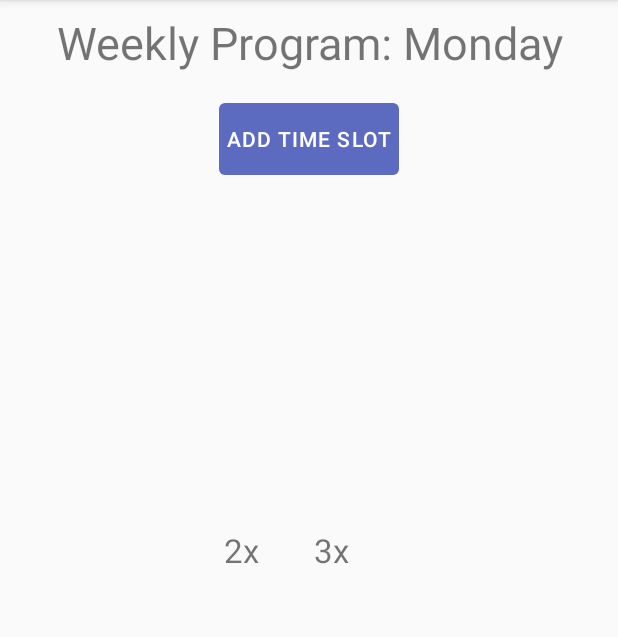
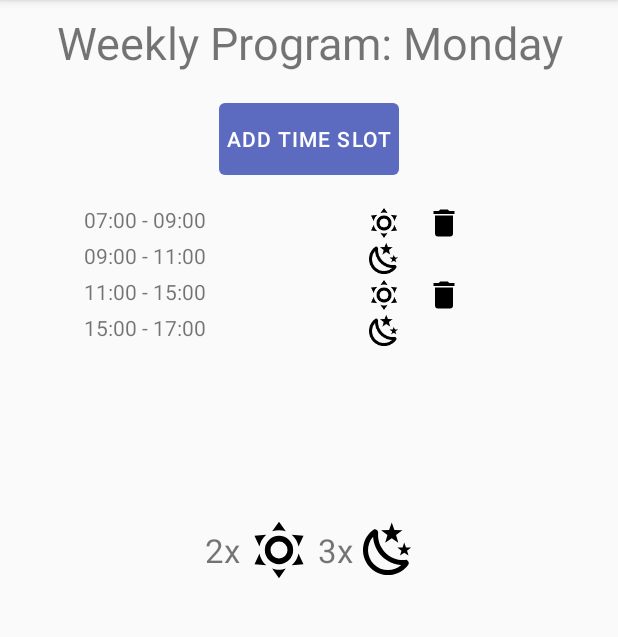
Before and after one commit to AntRolBla/Assignment4HTI, an Android app: the fragment WeeklyDayFragment placed in its activity, on a phone screen of 412 x 824 dp, the part 84-721 px from its top. Run offline under Robolectric (Android 15) with nearby library versions, the phone set to English and light mode, and no system bars; our stand-ins replace ButterKnife; 1 statement that could not run was skipped.

Commit message:
Partial results

```diff
--- /dev/null
+++ b/ThermostatApp/app/src/main/java/a2id40/thermostatapp/fragments/weekly/Models/TimeslotModel.java
@@ -0,0 +1,23 @@
+package a2id40.thermostatapp.fragments.weekly.Models;
+
+/**
+ * Created by IsabelGomes on 11/06/16.
+ */
+public class TimeslotModel {
+
+    private String mHourTimeslot;
+    private Boolean mDay;
+
+    public TimeslotModel(String mHourTimeslot, Boolean mDay) {
+        this.mHourTimeslot = mHourTimeslot;
+        this.mDay = mDay;
+    }
+
+    public String getmHourTimeslot() {
+        return mHourTimeslot;
+    }
+
+    public Boolean getmDay() {
+        return mDay;
+    }
+}
--- /dev/null
+++ b/ThermostatApp/app/src/main/java/a2id40/thermostatapp/fragments/weekly/TimeslotsAdapter.java
@@ -0,0 +1,71 @@
+package a2id40.thermostatapp.fragments.weekly;
+
+import android.support.v7.widget.RecyclerView;
+import android.widget.ImageView;
+import android.widget.TextView;
+
+import android.view.LayoutInflater;
+import android.view.View;
+import android.view.ViewGroup;
+
+import java.util.ArrayList;
+
+import a2id40.thermostatapp.R;
+import a2id40.thermostatapp.fragments.weekly.Models.TimeslotModel;
+import butterknife.BindView;
+
+/**
+ * Created by IsabelGomes on 11/06/16.
+ */
+public class TimeslotsAdapter extends RecyclerView.Adapter<TimeslotsAdapter.TimeslotsViewHolder> {
+
+    private ArrayList<TimeslotModel> mTimeslotsList;
+
+    public TimeslotsAdapter(ArrayList<TimeslotModel> mTimeslotsList) {
+        this.mTimeslotsList = mTimeslotsList;
+    }
+
+    public class TimeslotsViewHolder extends RecyclerView.ViewHolder {
+        public TextView timeslot;
+        public ImageView dayNightImageView, deleteImageView;
+
+        public TimeslotsViewHolder(View view) {
+            super(view);
+            timeslot = (TextView) view.findViewById(R.id.timeslots_recycler_row_timeslot_textview);
+            dayNightImageView = (ImageView) view.findViewById(R.id.timeslots_recycler_row_day_night_imageview);
+            deleteImageView = (ImageView) view.findViewById(R.id.timeslots_recycler_row_delete_imageview);
+        }
+    }
+
+    @Override
+    public TimeslotsViewHolder onCreateViewHolder(ViewGroup parent, int viewType) {
+        View itemView = LayoutInflater.from(parent.getContext())
+                .inflate(R.layout.timeslots_recycler_row, parent, false);
+
+        return new TimeslotsViewHolder(itemView);
+    }
+
+    @Override
+    public void onBindViewHolder(TimeslotsViewHolder holder, final int position) {
+        holder.timeslot.setText(mTimeslotsList.get(position).getmHourTimeslot());
+        if (mTimeslotsList.get(position).getmDay()){
+            holder.dayNightImageView.setImageResource(R.drawable.sun_image);
+        } else {
+            holder.dayNightImageView.setImageResource(R.drawable.moon_image);
+            holder.deleteImageView.setVisibility(View.GONE);
+        }
+        holder.deleteImageView.setOnClickListener(new View.OnClickListener() {
+            @Override
+            public void onClick(View v) {
+                mTimeslotsList.remove(position);
+                notifyItemRemoved(position);
+                notifyItemRangeChanged(position, mTimeslotsList.size());
+            }
+        });
+    }
+
+    @Override
+    public int getItemCount() {
+        return mTimeslotsList.size();
+    }
+}
--- a/ThermostatApp/app/src/main/java/a2id40/thermostatapp/fragments/weekly/WeeklyDayFragment.java
+++ b/ThermostatApp/app/src/main/java/a2id40/thermostatapp/fragments/weekly/WeeklyDayFragment.java
@@ -2,14 +2,18 @@ package a2id40.thermostatapp.fragments.weekly;
 
 import android.os.Bundle;
 import android.support.annotation.Nullable;
+import android.support.v7.widget.LinearLayoutManager;
 import android.view.LayoutInflater;
 import android.view.View;
 import android.view.ViewGroup;
 import android.widget.Button;
 import android.widget.TextView;
 
+import java.util.ArrayList;
+
 import a2id40.thermostatapp.R;
 import a2id40.thermostatapp.fragments.vacation.VacationFragment;
+import a2id40.thermostatapp.fragments.weekly.Models.TimeslotModel;
 import butterknife.BindView;
 import butterknife.ButterKnife;
 
@@ -23,25 +27,27 @@ public class WeeklyDayFragment extends android.support.v4.app.Fragment implement
     private static final int MAX_DAYS_AVAILABLE = 5;
 
     private int mDay;
+    private String[] weekDays = {"Monday", "Tuesday", "Wednesday", "Thursday", "Friday", "Saturday", "Sunday"};
+    private TimeslotsAdapter mTimeslotsAdapter;
 
-    private String[] weekDays = {"Monday", "Tuesday", "Wednesday", "Thursday", "Friday", "Saturday", "Sunday"};
+    public static final String WEEK_DAY_BUNDLE = "Week Day Random Value";
 
     //region View Components
 
     @BindView(R.id.fragment_weekly_day_timeslots_recycler)
-    android.support.v7.widget.RecyclerView timeslotsRecycler;
+    android.support.v7.widget.RecyclerView mTimeslotsRecycler;
 
     @BindView(R.id.fragment_weekly_day_days_left_textview)
-    TextView numberDaysLeftTextView;
+    TextView mNumberDaysLeftTextView;
 
     @BindView(R.id.fragment_weekly_day_nights_left_textview)
-    TextView numberNightsLeftTextView;
+    TextView mNumberNightsLeftTextView;
 
     @BindView(R.id.fragment_weekly_day_week_day_textview)
-    TextView dayOfWeekTextView;
+    TextView mDayOfWeekTextView;
 
     @BindView(R.id.fragment_weekly_day_add_timeslot_button)
-    Button addTimeslotButton;
+    Button mAddTimeslotButton;
 
     //endregion
 
@@ -54,17 +60,26 @@ public class WeeklyDayFragment extends android.support.v4.app.Fragment implement
     public View onCreateView(LayoutInflater inflater, ViewGroup container, Bundle savedInstanceState) {
         View root  = inflater.inflate(R.layout.fragment_weekly_day, container, false);
         ButterKnife.bind(this, root);
+        Bundle weekDayBundle = this.getArguments();
+        mDay = weekDayBundle.getInt(WEEK_DAY_BUNDLE);
         setupView();
         return root;
     }
 
     private void setupView() {
         setupButtons();
-        dayOfWeekTextView.setText(String.format("Weekly Program: %s", weekDays[mDay]));
+        setupRecycler();
+        mDayOfWeekTextView.setText(String.format("Weekly Program: %s", weekDays[mDay]));
+    }
+
+    private void setupRecycler(){
+        mTimeslotsAdapter = new TimeslotsAdapter(createFalseData());
+        mTimeslotsRecycler.setAdapter(mTimeslotsAdapter);
+        mTimeslotsRecycler.setLayoutManager(new LinearLayoutManager(getContext()));
     }
 
     private void setupButtons() {
-        addTimeslotButton.setOnClickListener(this);
+        mAddTimeslotButton.setOnClickListener(this);
     }
 
     public void onClick(View v) {
@@ -73,4 +88,13 @@ public class WeeklyDayFragment extends android.support.v4.app.Fragment implement
                 break;
         }
     }
+
+    public ArrayList<TimeslotModel> createFalseData(){
+        ArrayList<TimeslotModel> data = new ArrayList<>();
+        data.add(new TimeslotModel("07:00 - 09:00", true));
+        data.add(new TimeslotModel("09:00 - 11:00", false));
+        data.add(new TimeslotModel("11:00 - 15:00", true));
+        data.add(new TimeslotModel("15:00 - 17:00", false));
+        return data;
+    }
 }
--- /dev/null
+++ b/ThermostatApp/app/src/main/res/drawable/delete_image.xml
@@ -0,0 +1,7 @@
+<vector xmlns:android="http://schemas.android.com/apk/res/android"
+    android:height="24dp"
+    android:width="24dp"
+    android:viewportWidth="24"
+    android:viewportHeight="24">
+    <path android:fillColor="#000" android:pathData="M19,4H15.5L14.5,3H9.5L8.5,4H5V6H19M6,19A2,2 0 0,0 8,21H16A2,2 0 0,0 18,19V7H6V19Z" />
+</vector>
--- /dev/null
+++ b/ThermostatApp/app/src/main/res/drawable/moon_image.xml
@@ -0,0 +1,7 @@
+<vector xmlns:android="http://schemas.android.com/apk/res/android"
+    android:height="24dp"
+    android:width="24dp"
+    android:viewportWidth="24"
+    android:viewportHeight="24">
+    <path android:fillColor="#000" android:pathData="M17.75,4.09L15.22,6.03L16.13,9.09L13.5,7.28L10.87,9.09L11.78,6.03L9.25,4.09L12.44,4L13.5,1L14.56,4L17.75,4.09M21.25,11L19.61,12.25L20.2,14.23L18.5,13.06L16.8,14.23L17.39,12.25L15.75,11L17.81,10.95L18.5,9L19.19,10.95L21.25,11M18.97,15.95C19.8,15.87 20.69,17.05 20.16,17.8C19.84,18.25 19.5,18.67 19.08,19.07C15.17,23 8.84,23 4.94,19.07C1.03,15.17 1.03,8.83 4.94,4.93C5.34,4.53 5.76,4.17 6.21,3.85C6.96,3.32 8.14,4.21 8.06,5.04C7.79,7.9 8.75,10.87 10.95,13.06C13.14,15.26 16.1,16.22 18.97,15.95M17.33,17.97C14.5,17.81 11.7,16.64 9.53,14.5C7.36,12.31 6.2,9.5 6.04,6.68C3.23,9.82 3.34,14.64 6.35,17.66C9.37,20.67 14.19,20.78 17.33,17.97Z" />
+</vector>
--- /dev/null
+++ b/ThermostatApp/app/src/main/res/drawable/sun_image.xml
@@ -0,0 +1,7 @@
+<vector xmlns:android="http://schemas.android.com/apk/res/android"
+    android:height="24dp"
+    android:width="24dp"
+    android:viewportWidth="24"
+    android:viewportHeight="24">
+    <path android:fillColor="#000" android:pathData="M12,7A5,5 0 0,1 17,12A5,5 0 0,1 12,17A5,5 0 0,1 7,12A5,5 0 0,1 12,7M12,9A3,3 0 0,0 9,12A3,3 0 0,0 12,15A3,3 0 0,0 15,12A3,3 0 0,0 12,9M12,2L14.39,5.42C13.65,5.15 12.84,5 12,5C11.16,5 10.35,5.15 9.61,5.42L12,2M3.34,7L7.5,6.65C6.9,7.16 6.36,7.78 5.94,8.5C5.5,9.24 5.25,10 5.11,10.79L3.34,7M3.36,17L5.12,13.23C5.26,14 5.53,14.78 5.95,15.5C6.37,16.24 6.91,16.86 7.5,17.37L3.36,17M20.65,7L18.88,10.79C18.74,10 18.47,9.23 18.05,8.5C17.63,7.78 17.1,7.15 16.5,6.64L20.65,7M20.64,17L16.5,17.36C17.09,16.85 17.62,16.22 18.04,15.5C18.46,14.77 18.73,14 18.87,13.21L20.64,17M12,22L9.59,18.56C10.33,18.83 11.14,19 12,19C12.82,19 13.63,18.83 14.37,18.56L12,22Z" />
+</vector>
--- a/ThermostatApp/app/src/main/res/layout/fragment_weekly_day.xml
+++ b/ThermostatApp/app/src/main/res/layout/fragment_weekly_day.xml
@@ -41,8 +41,9 @@
             android:textSize="22dp"
             android:gravity="center" />
         <ImageView
-            android:layout_width="30dp"
-            android:layout_height="wrap_content" />
+            android:layout_width="45dp"
+            android:layout_height="45dp"
+            android:src="@drawable/sun_image"/>
         <TextView
             android:id="@+id/fragment_weekly_day_nights_left_textview"
             android:layout_width="30dp"
@@ -51,10 +52,9 @@
             android:textSize="22dp"
             android:gravity="center" />
         <ImageView
-            android:layout_width="30dp"
-            android:layout_height="wrap_content" />
+            android:layout_width="40dp"
+            android:layout_height="40dp"
+            android:src="@drawable/moon_image"/>
     </LinearLayout>
 
-
-
 </LinearLayout>
--- /dev/null
+++ b/ThermostatApp/app/src/main/res/layout/timeslots_recycler_row.xml
@@ -0,0 +1,23 @@
+<?xml version="1.0" encoding="utf-8"?>
+<LinearLayout xmlns:android="http://schemas.android.com/apk/res/android"
+    android:orientation="horizontal"
+    android:layout_width="match_parent"
+    android:layout_height="wrap_content">
+
+    <TextView
+        android:layout_width="180dp"
+        android:layout_height="wrap_content"
+        android:id="@+id/timeslots_recycler_row_timeslot_textview"/>
+
+    <ImageView
+        android:layout_width="40dp"
+        android:layout_height="wrap_content"
+        android:id="@+id/timeslots_recycler_row_day_night_imageview"/>
+    <ImageView
+        android:layout_width="40dp"
+        android:layout_height="wrap_content"
+        android:id="@+id/timeslots_recycler_row_delete_imageview"
+        android:clickable="true"
+        android:src="@drawable/delete_image"/>
+
+</LinearLayout>
```
Also changed, not shown: ThermostatApp/app/src/main/java/a2id40/thermostatapp/activities/base/BaseActivity.java (+12 -1 lines), ThermostatApp/app/src/main/java/a2id40/thermostatapp/fragments/weekly/AddTimeslotFragment.java (added, +73 -0 lines), ThermostatApp/app/src/main/res/layout/fragment_add_timeslot.xml (added, +70 -0 lines).
